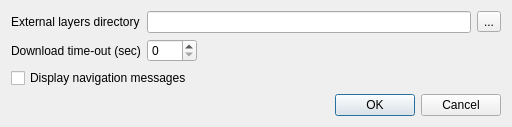
This is settingsdialog.ui in minorua/TileLayerPlugin as Qt 5 draws it before an edit. The edited form follows.
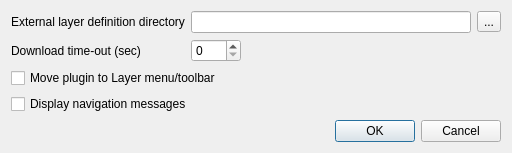
This is the edited form.

Commit message:
move plugin under the web menu (fix #2)
add "move plugin to layer menu/toolbar" option
remove settings menu item

```diff
--- a/settingsdialog.ui
+++ b/settingsdialog.ui
@@ -7,7 +7,7 @@
     <x>0</x>
     <y>0</y>
     <width>512</width>
-    <height>121</height>
+    <height>143</height>
    </rect>
   </property>
   <property name="windowTitle">
@@ -21,7 +21,7 @@
        <item row="0" column="0">
         <widget class="QLabel" name="label">
          <property name="text">
-          <string>External layers directory</string>
+          <string>External layer definition directory</string>
          </property>
         </widget>
        </item>
@@ -70,6 +70,13 @@
        </item>
       </layout>
      </item>
+     <item>
+      <widget class="QCheckBox" name="checkBox_MoveToLayer">
+       <property name="text">
+        <string>Move plugin to Layer menu/toolbar</string>
+       </property>
+      </widget>
+     </item>
      <item>
       <widget class="QCheckBox" name="checkBox_NavigationMessages">
        <property name="text">
```
The commit also changes 3 other files.
